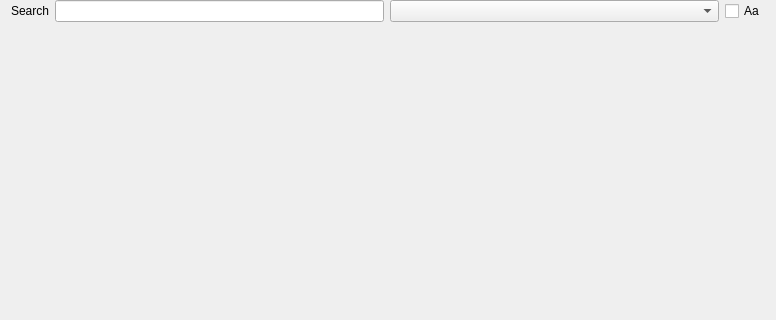
First picture: the form in MainViewWidget.ui, repository bendalab/NixView, before the edit; both pictures show x 0 to 776 and y 0 to 320 of the 776 by 467 pixel window.
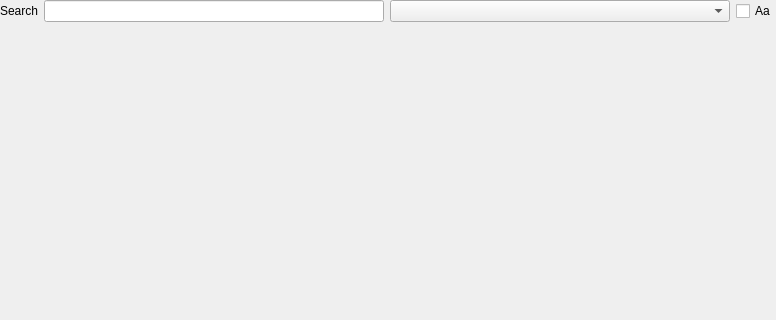
Second picture: the form after the edit.

Commit message: reduce spacing of widget inside containers

Patch:
```diff
--- a/MainViewWidget.ui
+++ b/MainViewWidget.ui
@@ -14,9 +14,15 @@
    <string>Form</string>
   </property>
   <layout class="QHBoxLayout" name="horizontalLayout">
+   <property name="leftMargin">
+    <number>0</number>
+   </property>
    <property name="topMargin">
     <number>0</number>
    </property>
+   <property name="rightMargin">
+    <number>0</number>
+   </property>
    <property name="bottomMargin">
     <number>0</number>
    </property>
```
The commit also changes 3 other files.
